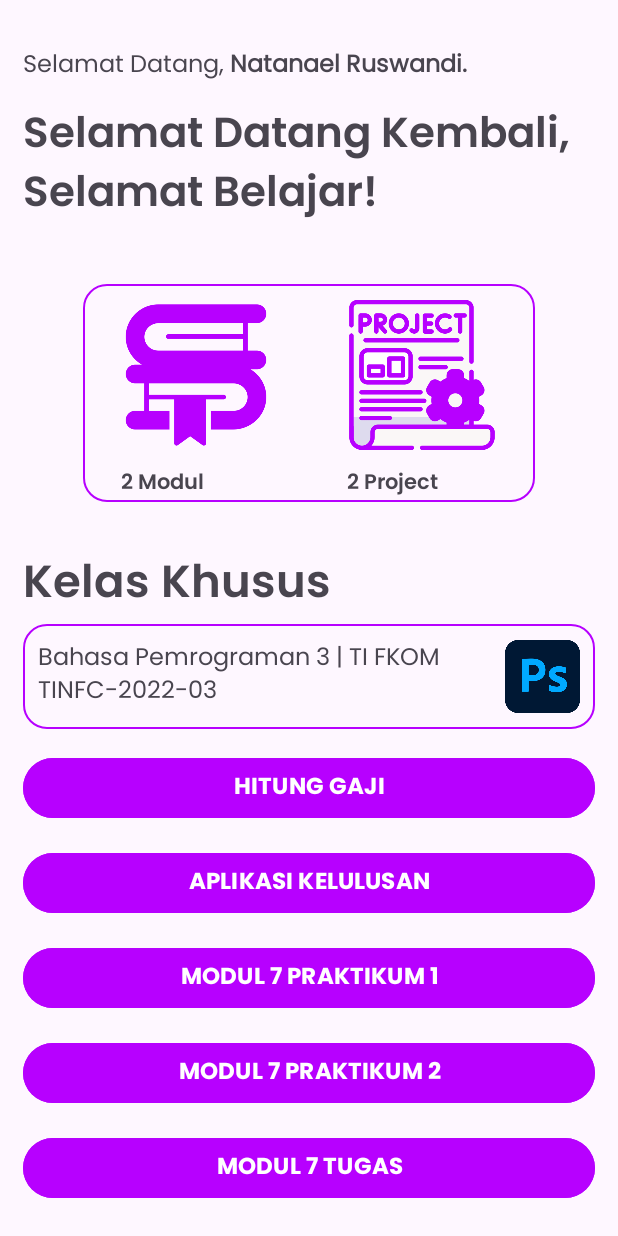
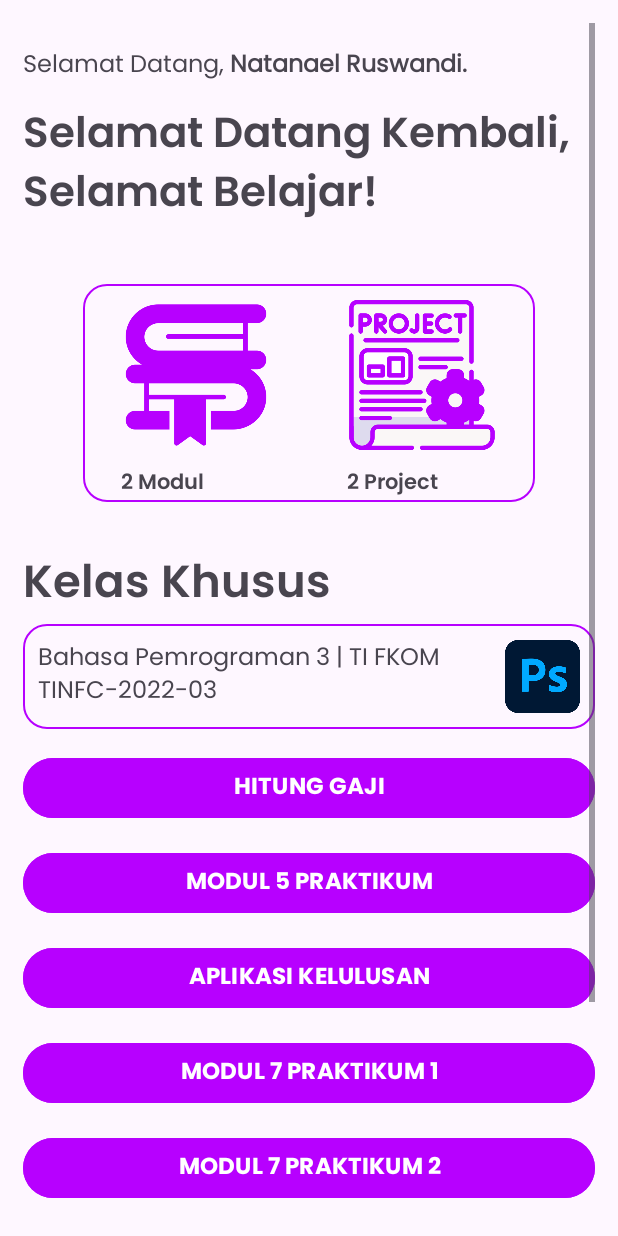
Before and after one commit to ntnlrswnd/MyApps, an Android app: the Dashboard screen opened directly, with no data from a screen before it, on a phone screen of 412 x 824 dp. Run offline under Robolectric (Android 15) with nearby library versions, the phone set to English and light mode, and no system bars.

Commit message:
+modul 5,7,8

```diff
--- a/app/build.gradle
+++ b/app/build.gradle
@@ -26,6 +26,9 @@ android {
         sourceCompatibility JavaVersion.VERSION_1_8
         targetCompatibility JavaVersion.VERSION_1_8
     }
+    buildFeatures {
+        viewBinding true
+    }
 }
 
 dependencies {
@@ -34,6 +37,8 @@ dependencies {
     implementation libs.material
     implementation libs.activity
     implementation libs.constraintlayout
+    implementation libs.navigation.fragment
+    implementation libs.navigation.ui
     testImplementation libs.junit
     androidTestImplementation libs.ext.junit
     androidTestImplementation libs.espresso.core
--- a/app/src/main/java/com/example/myapps/Dashboard.java
+++ b/app/src/main/java/com/example/myapps/Dashboard.java
@@ -25,6 +25,10 @@ public class Dashboard extends AppCompatActivity {
         startActivity(intent);
     }
 
+    public void openModul5(View view){
+        Intent intent = new Intent(Dashboard.this, Modul5.class);
+        startActivity(intent);
+    }
     public void openModul7a(View view){
         Intent intent = new Intent(Dashboard.this, Modul7a.class);
         startActivity(intent);
--- a/app/src/main/res/layout/activity_dashboard.xml
+++ b/app/src/main/res/layout/activity_dashboard.xml
@@ -9,11 +9,15 @@
     android:layout_gravity="start"
     tools:context=".Dashboard">
 
+    <ScrollView
+        android:layout_width="match_parent"
+        android:layout_height="match_parent"
+        android:layout_margin="15dp">
+
         <LinearLayout
             android:layout_width="match_parent"
             android:layout_height="wrap_content"
-        android:orientation="vertical"
-        android:layout_margin="15dp">
+            android:orientation="vertical">
 
             <LinearLayout
                 android:layout_width="match_parent"
@@ -152,6 +156,17 @@
                 android:backgroundTint="@color/primary"
                 android:textSize="15dp"
                 android:fontFamily="@font/poppins_bold"
+                android:text="MODUL 5 PRAKTIKUM"
+                android:layout_marginTop="15dp"
+                android:onClick="openModul5"/>
+
+            <Button
+                android:layout_width="match_parent"
+                android:layout_height="wrap_content"
+                android:textAlignment="center"
+                android:backgroundTint="@color/primary"
+                android:textSize="15dp"
+                android:fontFamily="@font/poppins_bold"
                 android:text="APLIKASI KELULUSAN"
                 android:layout_marginTop="15dp"
                 android:onClick="openModul"/>
@@ -197,6 +212,11 @@
                 android:fontFamily="@font/poppins_bold"
                 android:text="MODUL 8 PRAKTIKUM"
                 android:layout_marginTop="15dp"
-            android:onClick="openModul8"/>
+                android:onClick="openModul8"
+                android:layout_marginBottom="50dp"/>
+
         </LinearLayout>
+
+    </ScrollView>
+
 </RelativeLayout>
--- a/gradle/libs.versions.toml
+++ b/gradle/libs.versions.toml
@@ -7,6 +7,8 @@ appcompat = "1.7.0"
 material = "1.12.0"
 activity = "1.9.3"
 constraintlayout = "2.1.4"
+navigationFragment = "2.8.3"
+navigationUi = "2.8.3"
 
 [libraries]
 junit = { group = "junit", name = "junit", version.ref = "junit" }
@@ -16,6 +18,8 @@ appcompat = { group = "androidx.appcompat", name = "appcompat", version.ref = "a
 material = { group = "com.google.android.material", name = "material", version.ref = "material" }
 activity = { group = "androidx.activity", name = "activity", version.ref = "activity" }
 constraintlayout = { group = "androidx.constraintlayout", name = "constraintlayout", version.ref = "constraintlayout" }
+navigation-fragment = { group = "androidx.navigation", name = "navigation-fragment", version.ref = "navigationFragment" }
+navigation-ui = { group = "androidx.navigation", name = "navigation-ui", version.ref = "navigationUi" }
 
 [plugins]
 android-application = { id = "com.android.application", version.ref = "agp" }
```
Also changed, not shown: app/src/main/AndroidManifest.xml (+16 -0 lines), app/src/main/res/values/strings.xml (+46 -0 lines). Lines whose indentation alone changed are shown as unchanged.
